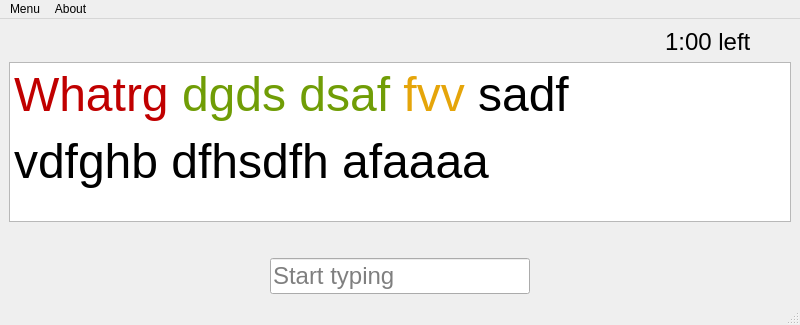
This is fast-typing/win.ui in Ichigo002/fast-typing-qt as Qt 5 draws it before an edit. The edited form follows.
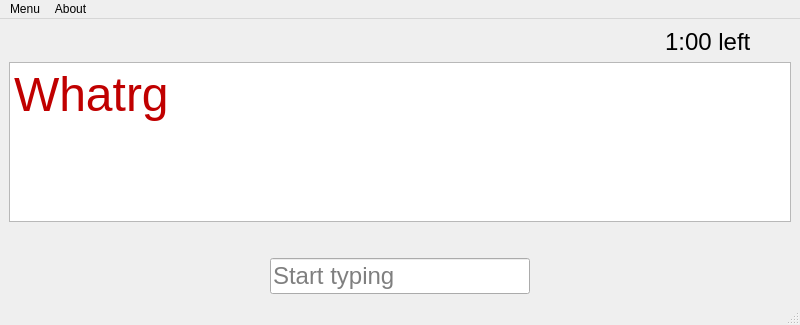
This is the edited form.

```diff
--- a/fast-typing/win.ui
+++ b/fast-typing/win.ui
@@ -97,8 +97,7 @@
 &lt;html&gt;&lt;head&gt;&lt;meta name=&quot;qrichtext&quot; content=&quot;1&quot; /&gt;&lt;style type=&quot;text/css&quot;&gt;
 p, li { white-space: pre-wrap; }
 &lt;/style&gt;&lt;/head&gt;&lt;body style=&quot; font-family:'Ubuntu'; font-size:11pt; font-weight:400; font-style:normal;&quot;&gt;
-&lt;p align=&quot;justify&quot; style=&quot; margin-top:12px; margin-bottom:12px; margin-left:0px; margin-right:0px; -qt-block-indent:0; text-indent:0px;&quot;&gt;&lt;span style=&quot; font-size:36pt; color:#c00000;&quot;&gt;Whatrg&lt;/span&gt;&lt;span style=&quot; font-size:36pt;&quot;&gt; &lt;/span&gt;&lt;span style=&quot; font-size:36pt; color:#709d06;&quot;&gt;dgds&lt;/span&gt;&lt;span style=&quot; font-size:36pt;&quot;&gt; &lt;/span&gt;&lt;span style=&quot; font-size:36pt; color:#709d06;&quot;&gt;dsaf&lt;/span&gt;&lt;span style=&quot; font-size:36pt;&quot;&gt; &lt;/span&gt;&lt;span style=&quot; font-size:36pt; color:#e5a50a;&quot;&gt;fvv&lt;/span&gt;&lt;span style=&quot; font-size:36pt;&quot;&gt; sadf&lt;/span&gt;&lt;/p&gt;
-&lt;p align=&quot;justify&quot; style=&quot; margin-top:12px; margin-bottom:12px; margin-left:0px; margin-right:0px; -qt-block-indent:0; text-indent:0px;&quot;&gt;&lt;span style=&quot; font-size:36pt;&quot;&gt;vdfghb dfhsdfh afaaaa&lt;/span&gt;&lt;/p&gt;&lt;/body&gt;&lt;/html&gt;</string>
+&lt;p style=&quot; margin-top:0px; margin-bottom:0px; margin-left:0px; margin-right:0px; -qt-block-indent:0; text-indent:0px;&quot;&gt;&lt;span style=&quot; font-size:36pt; color:#c00000;&quot;&gt;Whatrg&lt;/span&gt;&lt;/p&gt;&lt;/body&gt;&lt;/html&gt;</string>
       </property>
      </widget>
     </item>
```
